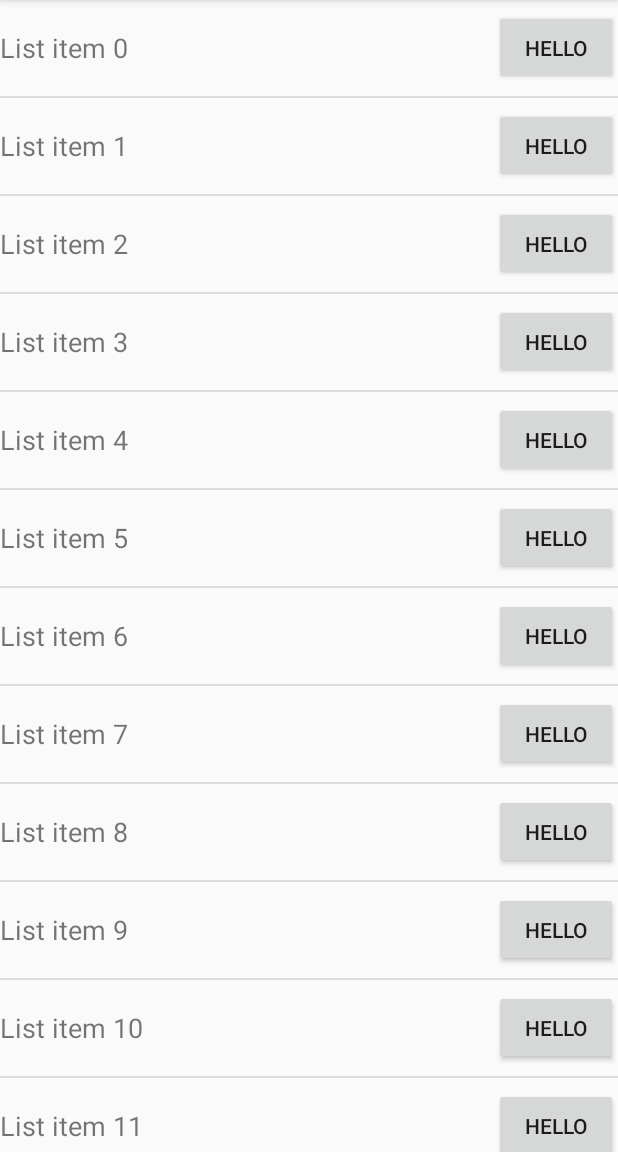
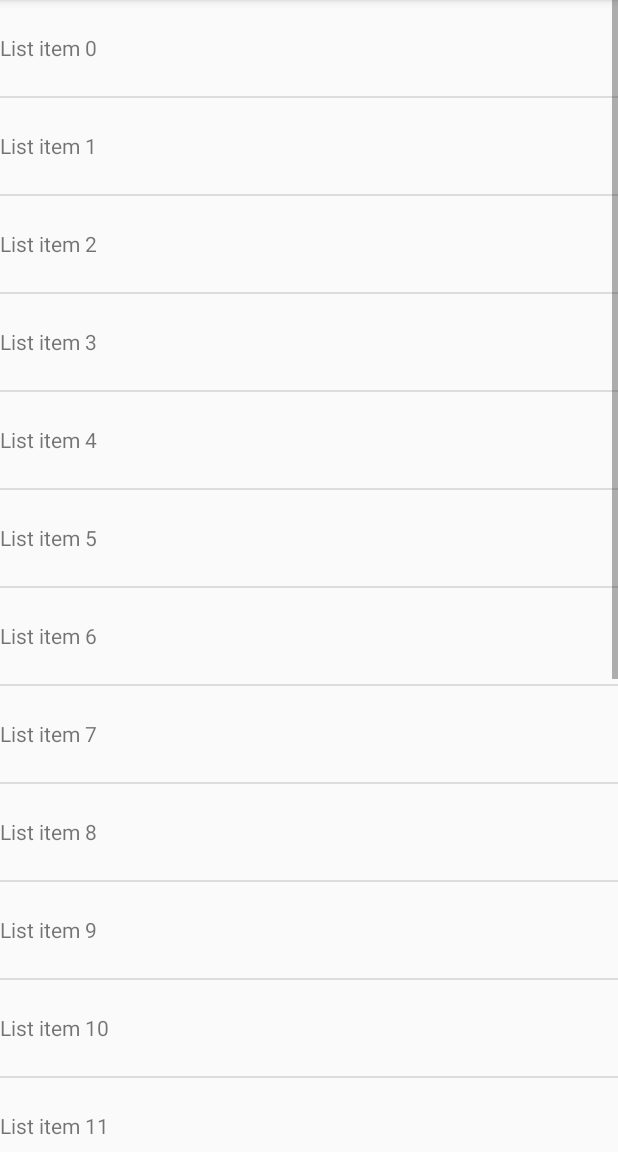
Before and after one commit to deepanshut041/flicker, an Android app: the screen it shows after launch (MainActivity), after a tap on an icon or button, on a phone screen of 412 x 824 dp, the part 84-1236 px from its top. Run offline under Robolectric (Android 15) with nearby library versions, the phone set to English and light mode, and no system bars.

Commit message:
textView modified and on toast .show() is added

```diff
--- a/app/src/main/java/com/example/deepn/flicker/ForecastFragment.java
+++ b/app/src/main/java/com/example/deepn/flicker/ForecastFragment.java
@@ -82,7 +82,8 @@
             @Override
             public void onItemClick(AdapterView<?> parent, View view, int position, long id) {
                 String forecast = mForecastAdapter.getItem(position);
-                Toast.makeText(getActivity(), forecast, Toast.LENGTH_SHORT);
+                Log.v("list-clicked",forecast);
+                Toast.makeText(getActivity(), forecast, Toast.LENGTH_SHORT).show();
             }
         });
         return rootView;
--- a/app/src/main/res/layout/forecast_textview.xml
+++ b/app/src/main/res/layout/forecast_textview.xml
@@ -1,21 +1,11 @@
 <?xml version="1.0" encoding="utf-8"?>
 
-<LinearLayout xmlns:android="http://schemas.android.com/apk/res/android"
+<TextView xmlns:android="http://schemas.android.com/apk/res/android"
     android:layout_width="match_parent"
     android:layout_height="?attr/listPreferredItemHeight"
+    android:id="@+id/forcasttextview"
+    android:textSize="14sp"
     android:gravity="center_vertical"
     android:orientation="horizontal">
-    <TextView xmlns:android="http://schemas.android.com/apk/res/android"
-        android:layout_width="0dp"
-        android:layout_weight="4"
-        android:id="@+id/forcasttextview"
-        android:layout_height="match_parent"
-        android:gravity="center_vertical"
-        android:textSize="18sp">
-    </TextView>
-    <Button
-        android:layout_width="0dp"
-        android:layout_weight="1"
-        android:layout_height="50dp"
-        android:text="hello"/>
-</LinearLayout>
+
+</TextView>
```
